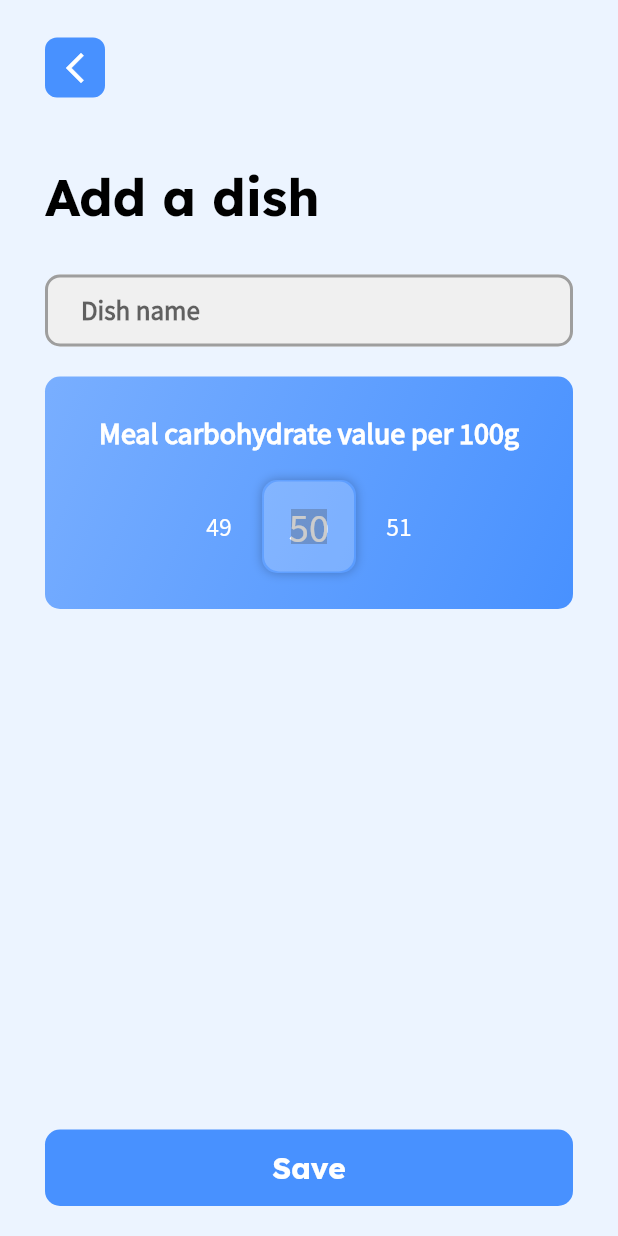
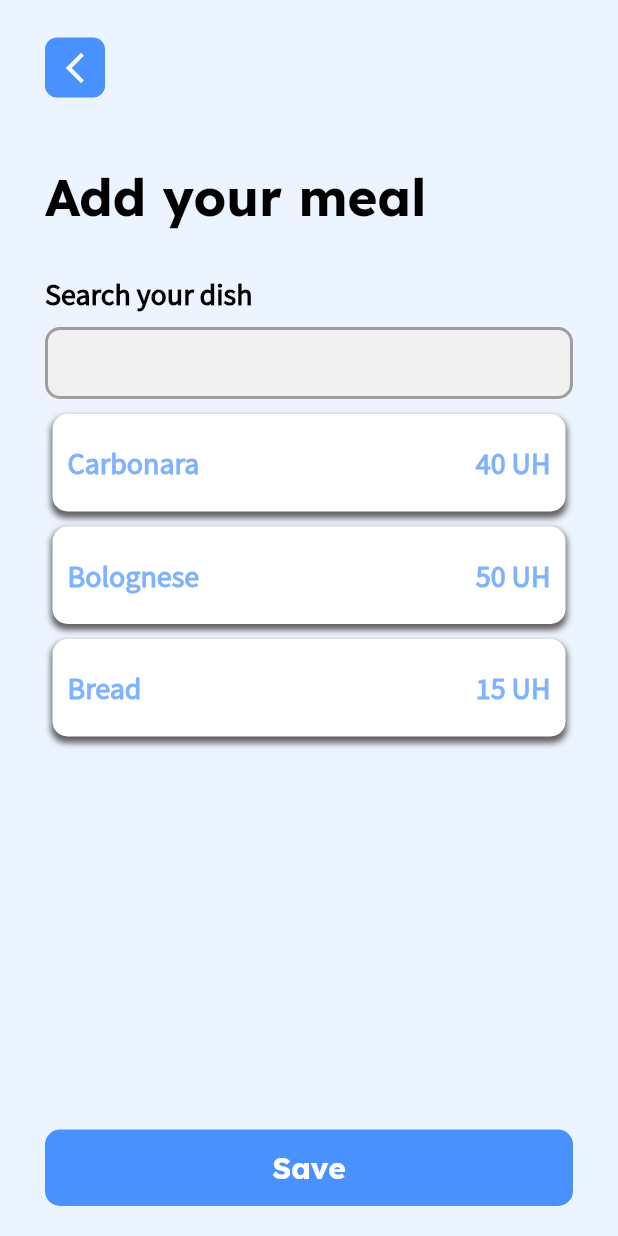
Before and after one commit to MilosMilovanovic00/Diabuddy, a Flutter app: the screen it shows after launch, on a phone screen of 412 x 824 dp. Run offline on Flutter 3.47's test engine with Material 2 defaults, Android fonts, the phone set to English and light mode, and no system bars; drawn by our look-alikes of numberpicker; our stand-ins replace fl_chart, flutter_svg, google_nav_bar, smooth_page_indicator; generated files the repository leaves out were written again.

Commit message:
#8 Created design for adding a dish to meal plan

```diff
--- a/lib/app/my_app.dart
+++ b/lib/app/my_app.dart
@@ -1,4 +1,4 @@
-import 'package:diabuddy/screens/glucose_monitoring/add_dish_screen.dart';
+import 'package:diabuddy/screens/glucose_monitoring/add_meal_screen.dart';
 import 'package:diabuddy/theme/theme.dart';
 import 'package:flutter/material.dart';
 import 'package:flutter_gen/gen_l10n/app_localizations.dart';
@@ -22,6 +22,6 @@ class MyApp extends StatelessWidget {
           Locale('en'),
           // Locale('sr'),
         ],
-        home: const AddDishScreen());
+        home: const AddMealScreen());
   }
 }
--- /dev/null
+++ b/lib/model/enitity/Dish.dart
@@ -0,0 +1,11 @@
+class Dish {
+  final String dishName;
+  final int carbohydrateValue;
+  final int gramsPerMeal;
+
+  Dish({
+    required this.dishName,
+    required this.carbohydrateValue,
+    required this.gramsPerMeal,
+  });
+}
--- a/lib/screens/glucose_monitoring/add_dish_screen.dart
+++ b/lib/screens/glucose_monitoring/add_dish_screen.dart
@@ -71,7 +71,7 @@ class _AddDishScreenState extends State<AddDishScreen> {
                   height: 20,
                 ),
                 Text(
-                  'Add a dish',
+                  'Add your dish',
                   style: Theme.of(context).textTheme.titleLarge,
                 ),
                 const SizedBox(
--- /dev/null
+++ b/lib/screens/glucose_monitoring/add_meal_screen.dart
@@ -0,0 +1,153 @@
+import 'package:diabuddy/model/enitity/Dish.dart';
+import 'package:diabuddy/screens/glucose_monitoring/components/dish_entry_container.dart';
+import 'package:diabuddy/screens/reusable/app_button.dart';
+import 'package:diabuddy/screens/reusable/app_icon_button.dart';
+import 'package:diabuddy/theme/colours.dart';
+import 'package:diabuddy/theme/theme.dart';
+import 'package:flutter/material.dart';
+import 'package:flutter_gen/gen_l10n/app_localizations.dart';
+
+class AddMealScreen extends StatefulWidget {
+  const AddMealScreen({Key? key}) : super(key: key);
+
+  @override
+  State<AddMealScreen> createState() => _AddMealScreenState();
+}
+
+class _AddMealScreenState extends State<AddMealScreen> {
+  late TextEditingController dishNameController;
+  List<Dish> dishes = [
+    Dish(dishName: 'Carbonara', carbohydrateValue: 40, gramsPerMeal: 100),
+    Dish(dishName: 'Bolognese', carbohydrateValue: 50, gramsPerMeal: 100),
+    Dish(dishName: 'Bread', carbohydrateValue: 15, gramsPerMeal: 100),
+  ];
+  late List<Dish> dishesFiltered = dishes;
+
+  @override
+  void initState() {
+    super.initState();
+    dishNameController = TextEditingController();
+  }
+
+  @override
+  void dispose() {
+    super.dispose();
+    dishNameController.dispose();
+  }
+
+  @override
+  Widget build(BuildContext context) {
+    return Stack(children: [
+      Container(
+        color: Colors.white,
+      ),
+      Scaffold(
+        appBar: AppBar(
+          backgroundColor: Colors.transparent,
+          elevation: 0,
+          leadingWidth: 75,
+          toolbarHeight: 70,
+          leading: Padding(
+            padding: const EdgeInsets.only(
+              left: 30.0,
+              top: 20,
+            ),
+            child: AppIconButton(
+              callback: () {
+                Navigator.pop(context);
+              },
+              icon: Icons.arrow_back_ios_new,
+            ),
+          ),
+        ),
+        backgroundColor: primaryColor.withOpacity(0.10),
+        body: SafeArea(
+          child: Padding(
+            padding: const EdgeInsets.symmetric(
+              horizontal: 30.0,
+              vertical: 20,
+            ),
+            child: Column(
+              crossAxisAlignment: CrossAxisAlignment.start,
+              children: [
+                const SizedBox(
+                  height: 20,
+                ),
+                Text(
+                  'Add your meal',
+                  style: Theme.of(context).textTheme.titleLarge,
+                ),
+                const SizedBox(
+                  height: 30,
+                ),
+                Text(
+                  'Search your dish',
+                  style: Theme.of(context).textTheme.displaySmall!.copyWith(
+                        color: Colors.black,
+                      ),
+                ),
+                const SizedBox(
+                  height: 10,
+                ),
+                TextFormField(
+                  style: Theme.of(context).textTheme.bodyMedium,
+                  decoration: InputDecoration(
+                    filled: true,
+                    fillColor: textFieldBackgroundColor,
+                    errorStyle:
+                        Theme.of(context).textTheme.bodyMedium!.copyWith(
+                              color: Colors.red,
+                              fontSize: 14,
+                            ),
+                    enabledBorder: textFieldBorder,
+                    errorBorder: textFieldBorder,
+                    border: textFieldBorder,
+                    errorMaxLines: 3,
+                    contentPadding: const EdgeInsets.only(
+                      left: 24,
+                    ),
+                  ),
+                  onChanged: (text) {
+                    if (text != '') {
+                      setState(() {
+                        dishesFiltered = dishes
+                            .where((dish) => dish.dishName
+                                .toLowerCase()
+                                .startsWith(text.toLowerCase()))
+                            .toList();
+                      });
+                    } else if (text == '') {
+                      setState(() {
+                        dishesFiltered = dishes;
+                      });
+                    }
+                  },
+                ),
+                const SizedBox(
+                  height: 10,
+                ),
+                Expanded(
+                  child: ListView.builder(
+                    itemCount: dishesFiltered.length,
+                    itemBuilder: (context, index) {
+                      return DishEntryContainer(
+                        dish: dishesFiltered[index],
+                      );
+                    },
+                  ),
+                ),
+                const SizedBox(
+                  height: 20,
+                ),
+                AppButton(
+                  callback: () {},
+                  text: AppLocalizations.of(context)!.save,
+                ),
+              ],
+            ),
+          ),
+        ),
+      ),
+    ]);
+  }
+}
--- /dev/null
+++ b/lib/screens/glucose_monitoring/components/dish_entry_container.dart
@@ -0,0 +1,156 @@
+import 'package:diabuddy/model/enitity/Dish.dart';
+import 'package:diabuddy/screens/reusable/app_number_picker.dart';
+import 'package:diabuddy/screens/reusable/small_app_button.dart';
+import 'package:diabuddy/theme/colours.dart';
+import 'package:diabuddy/theme/theme.dart';
+import 'package:flutter/material.dart';
+
+class DishEntryContainer extends StatefulWidget {
+  const DishEntryContainer({
+    Key? key,
+    required this.dish,
+  }) : super(key: key);
+
+  final Dish dish;
+
+  @override
+  State<DishEntryContainer> createState() => _DishEntryContainerState();
+}
+
+class _DishEntryContainerState extends State<DishEntryContainer> {
+  bool selected = false;
+  late int gramsPerMeal;
+
+  @override
+  void initState() {
+    super.initState();
+    gramsPerMeal = widget.dish.gramsPerMeal;
+  }
+
+  @override
+  Widget build(BuildContext context) {
+    return GestureDetector(
+      onTap: () {
+        setState(() {
+          selected = !selected;
+        });
+      },
+      child: Padding(
+        padding: const EdgeInsets.only(
+          bottom: 10.0,
+          left: 5,
+          right: 5,
+        ),
+        child: Container(
+          decoration: BoxDecoration(
+            borderRadius: borderRadius,
+            color: selected ? primaryColor.withOpacity(0.7) : Colors.white,
+            boxShadow: selected ? [] : [simpleBoxShadow],
+            border: selected ? Border.all(color: primaryColor, width: 3) : null,
+          ),
+          child: Column(
+            children: [
+              Padding(
+                padding: const EdgeInsets.symmetric(
+                  horizontal: 10.0,
+                  vertical: 20,
+                ),
+                child: Row(
+                  mainAxisAlignment: MainAxisAlignment.spaceBetween,
+                  crossAxisAlignment: CrossAxisAlignment.center,
+                  children: [
+                    Text(
+                      widget.dish.dishName,
+                      style: Theme.of(context).textTheme.displaySmall!.copyWith(
+                            color: selected
+                                ? Colors.white
+                                : primaryColor.withOpacity(0.7),
+                          ),
+                    ),
+                    Text(
+                      '${widget.dish.carbohydrateValue} UH',
+                      style: Theme.of(context).textTheme.displaySmall!.copyWith(
+                            color: selected
+                                ? Colors.white
+                                : primaryColor.withOpacity(0.7),
+                          ),
+                    ),
+                  ],
+                ),
+              ),
+              selected ? buildDishExtension(context) : Container(),
+            ],
+          ),
+        ),
+      ),
+    );
+  }
+
+  Widget buildDishExtension(BuildContext context) {
+    return Row(
+      children: [
+        Expanded(
+          child: Container(
+            height: 200,
+            decoration: BoxDecoration(
+              color: Colors.white,
+              borderRadius: borderRadius.copyWith(
+                topLeft: const Radius.circular(0),
+                topRight: const Radius.circular(0),
+              ),
+            ),
+            child: Column(
+              crossAxisAlignment: CrossAxisAlignment.center,
+              mainAxisAlignment: MainAxisAlignment.center,
+              children: [
+                Padding(
+                  padding: const EdgeInsets.symmetric(
+                    vertical: 30.0,
+                  ),
+                  child: Row(
+                    crossAxisAlignment: CrossAxisAlignment.center,
+                    mainAxisAlignment: MainAxisAlignment.spaceEvenly,
+                    children: [
+                      AppNumberPicker(
+                        textColor: primaryColor,
+                        currentValue: gramsPerMeal,
+                        minValue: 0,
+                        maxValue: 1000,
+                        setCurrentValue: setGramsPerMeal,
+                      ),
+                      Text(
+                        'grams',
+                        style:
+                            Theme.of(context).textTheme.displaySmall!.copyWith(
+                                  color: primaryColor.withOpacity(0.7),
+                                ),
+                      )
+                    ],
+                  ),
+                ),
+                Row(
+                  mainAxisAlignment: MainAxisAlignment.spaceEvenly,
+                  children: [
+                    SmallAppButton(
+                      callback: () {},
+                      text: 'Edit carbs',
+                      textColor: primaryColor,
+                      backgroundColor: Colors.white,
+                    ),
+                    SmallAppButton(callback: () {}, text: 'Save'),
+                  ],
+                )
+              ],
+            ),
+          ),
+        ),
+      ],
+    );
+  }
+
+  void setGramsPerMeal(int value) {
+    setState(() {
+      gramsPerMeal = value;
+    });
+  }
+}
--- a/lib/screens/reusable/app_button.dart
+++ b/lib/screens/reusable/app_button.dart
@@ -39,7 +39,7 @@ class AppButton extends StatelessWidget {
                 child: Text(
                   text,
                   style:
-                      Theme.of(context).textTheme.displayMedium /**/ !.copyWith(
+                      Theme.of(context).textTheme.displayMedium!.copyWith(
                             color: textColor ?? Colors.white,
                           ),
                 ),
```
Also changed, not shown: lib/screens/reusable/small_app_button.dart (added, +42 -0 lines).
